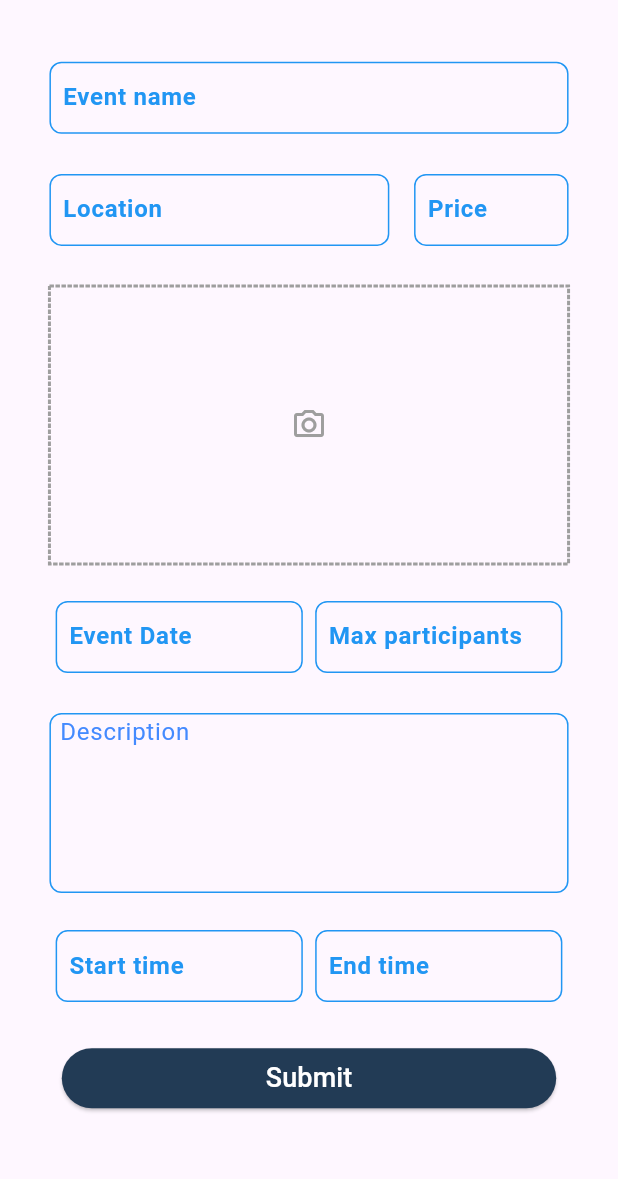
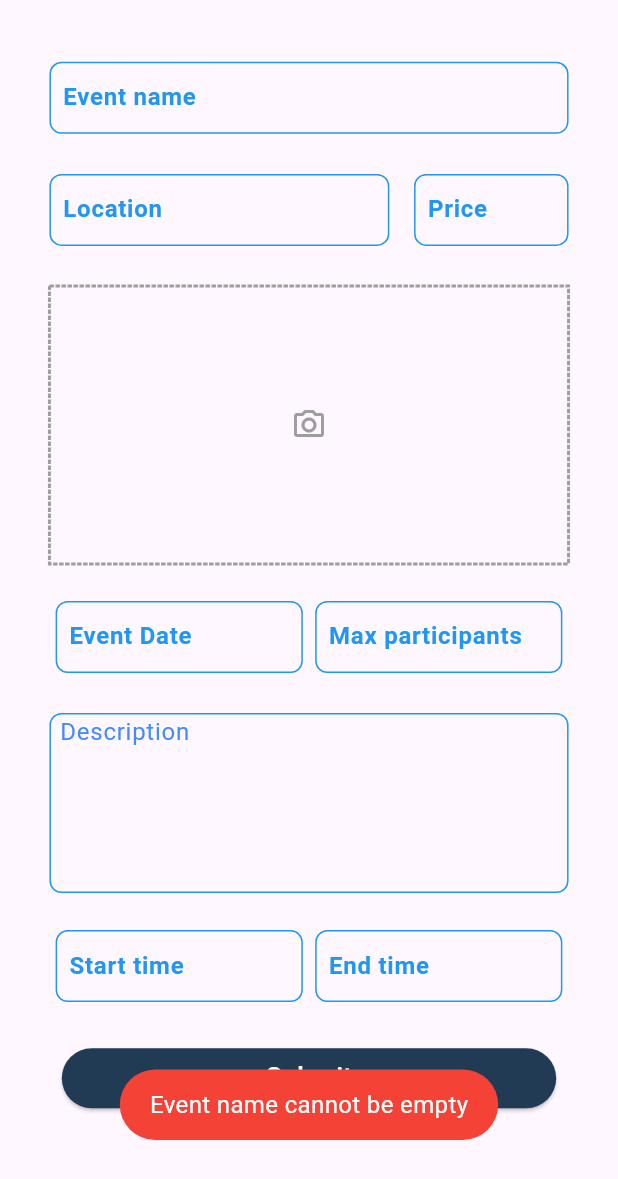
Before and after one commit to abdulqaderpatel/EventFlow, a Flutter app: the CreateEventScreen screen opened directly, after a tap on "Submit", on a phone screen of 412 x 824 dp. Shown: the top 1179 px of the screen. Run offline on Flutter 3.47's test engine with Material 2 defaults, Android fonts, the light colour scheme and no system bars; drawn by our look-alikes of dotted_border; our stand-ins replace cloud_firestore, firebase_auth, firebase_core, firebase_storage, fluttertoast, get and 3 more; accounts and stored records are empty.

Commit message:
implemented validation for creating events

```diff
--- a/lib/Reusable_Components/Admin/create_event_text_field.dart
+++ b/lib/Reusable_Components/Admin/create_event_text_field.dart
@@ -5,12 +5,14 @@ class CreateEventTextField extends StatelessWidget {
   final TextEditingController controller;
   final double width;
   final String? labelText;
+  final TextInputType textInputType;
 
   const CreateEventTextField({
     super.key,
     required this.text,
     required this.controller,
     required this.width,
+    this.textInputType=TextInputType.text,
     this.labelText = null,
   });
 
@@ -20,7 +22,7 @@ class CreateEventTextField extends StatelessWidget {
         ? SizedBox(
             height: 50,
             width: width,
-            child: TextFormField(
+            child: TextFormField(keyboardType: textInputType,
               controller: controller,
               textAlignVertical: TextAlignVertical.center,
               decoration: InputDecoration(
--- a/lib/Views/Admin/create_event.dart
+++ b/lib/Views/Admin/create_event.dart
@@ -114,6 +114,7 @@ class _CreateEventScreenState extends State<CreateEventScreen> {
                         text: "Price",
                         controller: priceController,
                         width: Get.width * 0.25,
+                        textInputType: TextInputType.number,
                       ),
                     ],
                   ),
@@ -162,7 +163,7 @@ class _CreateEventScreenState extends State<CreateEventScreen> {
                       CreateEventTextField(
                           text: "Max participants",
                           controller: maxEntries,
-                          width: Get.width * 0.4),
+                          width: Get.width * 0.4,textInputType: TextInputType.number,),
                     ],
                   ),
                   SizedBox(
@@ -204,15 +205,63 @@ class _CreateEventScreenState extends State<CreateEventScreen> {
                             MaterialStateProperty.all<Color>(Colors.white),
                       ),
                       onPressed: () async {
+                        if(titleController.text.isEmpty)
+                          {
+                            Toast().errorMessage("Event name cannot be empty");
+                          }
+                        else if(locationController.text.isEmpty)
+                          {
+                            Toast().errorMessage("Location cannot be empty");
+                          }
+                        else if(priceController.text.isEmpty)
+                        {
+                          Toast().errorMessage("Price cannot be empty");
+                        }
+                        else if(eventImage==null)
+                        {
+                          Toast().errorMessage("Image cannot be empty");
+                        }
+
+                        else if(dateController.text.isEmpty)
+                        {
+                          Toast().errorMessage("Event Date cannot be empty");
+                        }
+                        else if(maxEntries.text.isEmpty)
+                        {
+                          Toast().errorMessage("max participants cannot be empty");
+                        }
+                        else if(descriptionController.text.isEmpty)
+                        {
+                          Toast().errorMessage("Description cannot be empty");
+                        }
+                        else if(startTimeController.text.isEmpty)
+                        {
+                          Toast().errorMessage("start time cannot be empty");
+                        }
+                        else if(endTimeController.text.isEmpty)
+                        {
+                          Toast().errorMessage("End time cannot be empty");
+                        }
+                        else if(priceController.text.contains(".")||priceController.text.contains("."))
+                          {
+                            Toast().errorMessage("Price should be a valid number");
+                          }
+                        else if(maxEntries.text.contains(".")||maxEntries.text.contains("."))
+                        {
+                          Toast().errorMessage("max participants should be a valid number");
+                        }
+                        else {
                           Reference ref = FirebaseStorage.instance.ref(
-                            "/${FirebaseAuth.instance.currentUser!.uid}/events/${titleController.text}");
+                              "/${FirebaseAuth.instance.currentUser!
+                                  .uid}/events/${titleController.text}");
                           UploadTask uploadTask =
                           ref.putFile(eventImage!.absolute);
                           Future.value(uploadTask).then((value) async {
                             var newUrl = await ref.getDownloadURL();
                             await FirebaseTable()
                                 .eventsTable
-                              .doc(DateTime.now()
+                                .doc(DateTime
+                                .now()
                                 .millisecondsSinceEpoch
                                 .toString())
                                 .set({
@@ -221,7 +270,8 @@ class _CreateEventScreenState extends State<CreateEventScreen> {
                               "name": titleController.text.toString(),
                               "description":
                               descriptionController.text.toString(),
-                            "price": int.parse(priceController.text.toString()),
+                              "price": int.parse(
+                                  priceController.text.toString()),
                               "image": newUrl.toString(),
                               "date": dateController.text.toString(),
                               "max_participants": maxEntries.text.toString(),
@@ -229,8 +279,10 @@ class _CreateEventScreenState extends State<CreateEventScreen> {
                               "end_time": endTimeController.text.toString(),
                               "location": locationController.text.toString(),
                             });
-                          Toast().successMessage("Event successfully created");
+                            Toast().successMessage(
+                                "Event successfully created");
                           });
+                        }
                       },
                       child: const Text(
                         "Submit",
```
Lines whose indentation alone changed are shown as unchanged.
